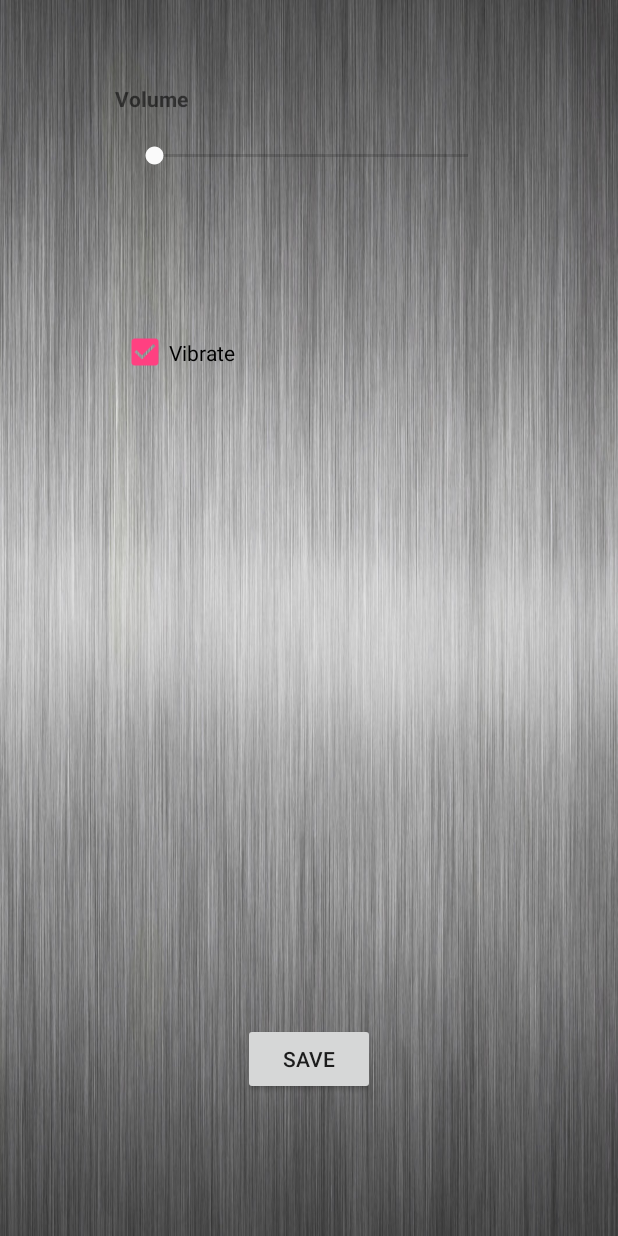
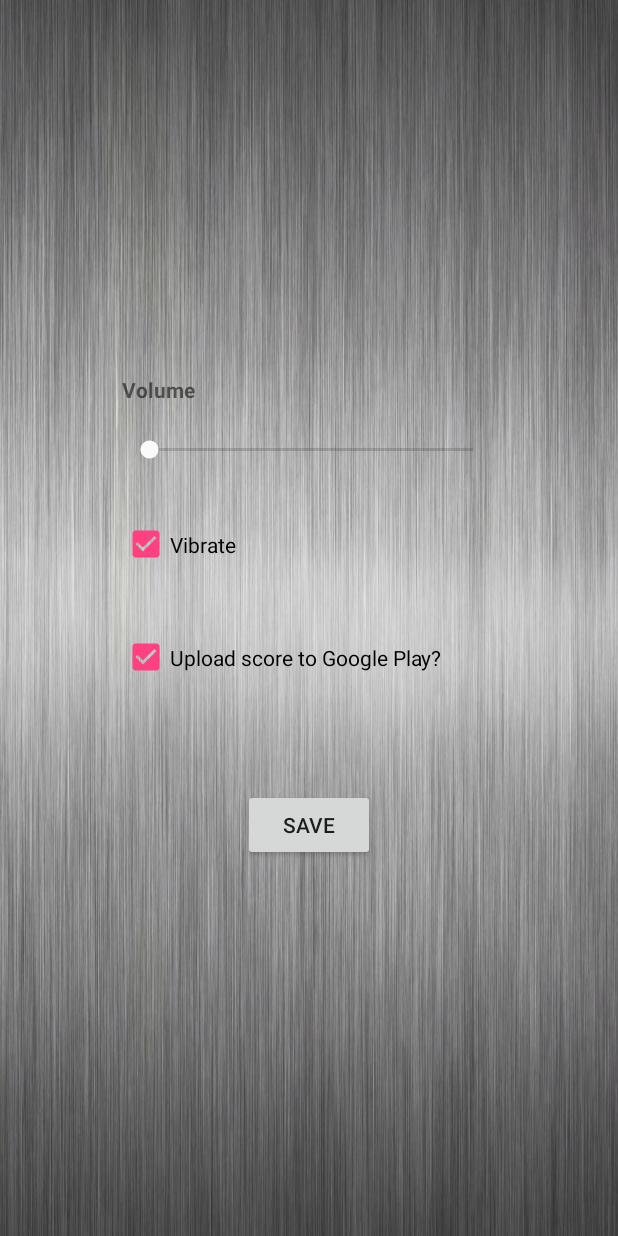
Before and after one commit to adamajammary/imt3673-project, an Android app: the OptionsMenu screen opened directly, with no data from a screen before it, on a phone screen of 412 x 824 dp. Run offline under Robolectric (Android 15) with nearby library versions, the phone set to English and light mode, and no system bars.

Commit message:
#5 User Preferences screen - The progress of a user should be able to be private/hidden - Added checkbox in options and shared preferences where user can decide if they want scores to be uploaded to google play or not

```diff
--- a/app/src/main/java/com/imt3673/project/graphics/Constants.java
+++ b/app/src/main/java/com/imt3673/project/graphics/Constants.java
@@ -8,6 +8,7 @@ public final class Constants {
     public static final String PREFERENCE_FILE          = "MyPreferencesFile";
     public static final String PREFERENCE_VOLUME_SLIDER = "VolumeSlider";
     public static final String PREFERENCE_VIBRATE       = "VibrationCheckBox";
+    public static final String PREFERENCE_GP_SCORE      = "GPScoreCheckBox";
     public static float VOLUME_RANGE = 100.0f;
 
 }
--- a/app/src/main/java/com/imt3673/project/menu/OptionsMenu.java
+++ b/app/src/main/java/com/imt3673/project/menu/OptionsMenu.java
@@ -32,10 +32,13 @@ public class OptionsMenu extends AppCompatActivity {
      */
     private void loadUserPreferences() {
         SharedPreferences settings = getSharedPreferences(Constants.PREFERENCE_FILE, 0);
+
         SeekBar volumeBar = findViewById(R.id.OptionMenu_volume_control);
         int progress = settings.getInt(Constants.PREFERENCE_VOLUME_SLIDER, 1);
         volumeBar.setProgress(progress);
+
         ((CheckBox)findViewById(R.id.OptionsMenu_vibration_box)).setChecked(settings.getBoolean(Constants.PREFERENCE_VIBRATE,true));
+        ((CheckBox)findViewById(R.id.OptionsMenu_gpScore_box)).setChecked(settings.getBoolean(Constants.PREFERENCE_GP_SCORE,true));
     }
 
     /**
@@ -48,6 +51,7 @@ public class OptionsMenu extends AppCompatActivity {
             SharedPreferences.Editor editor = settings.edit();
             editor.putInt(Constants.PREFERENCE_VOLUME_SLIDER, (((SeekBar)findViewById(R.id.OptionMenu_volume_control)).getProgress()));
             editor.putBoolean(Constants.PREFERENCE_VIBRATE, ((CheckBox)findViewById(R.id.OptionsMenu_vibration_box)).isChecked());
+            editor.putBoolean(Constants.PREFERENCE_GP_SCORE, ((CheckBox)findViewById(R.id.OptionsMenu_gpScore_box)).isChecked());
             editor.apply();
             finish();
         });
--- a/app/src/main/res/layout/activity_options_menu.xml
+++ b/app/src/main/res/layout/activity_options_menu.xml
@@ -1,5 +1,7 @@
 <?xml version="1.0" encoding="utf-8"?>
-<android.support.constraint.ConstraintLayout xmlns:android="http://schemas.android.com/apk/res/android"
+
+<android.support.constraint.ConstraintLayout
+    xmlns:android="http://schemas.android.com/apk/res/android"
     xmlns:app="http://schemas.android.com/apk/res-auto"
     xmlns:tools="http://schemas.android.com/tools"
     android:layout_width="match_parent"
@@ -7,67 +9,65 @@
     android:background="@drawable/metal_background_menu_image"
     tools:context="com.imt3673.project.menu.OptionsMenu">
 
+    <TextView
+        android:id="@+id/OptionsMenu_volume_label"
+        android:layout_width="250dp"
+        android:layout_height="25dp"
+        android:text="@string/option_menu_volume_label"
+        android:textStyle="bold"
+        app:layout_constraintVertical_chainStyle="packed"
+        app:layout_constraintTop_toTopOf="parent"
+        app:layout_constraintBottom_toTopOf="@+id/OptionMenu_volume_control"
+        app:layout_constraintStart_toStartOf="parent"
+        app:layout_constraintEnd_toEndOf="parent"
+    />
+
     <SeekBar
         android:id="@+id/OptionMenu_volume_control"
-        android:layout_width="243dp"
-        android:layout_height="35dp"
-        android:layout_marginBottom="8dp"
-        android:layout_marginEnd="8dp"
-        android:layout_marginStart="8dp"
-        android:layout_marginTop="8dp"
+        android:layout_width="250dp"
+        android:layout_height="50dp"
         android:progressTint="@android:color/background_light"
         android:secondaryProgressTint="@android:color/darker_gray"
         android:thumbTint="?android:attr/colorBackground"
-        app:layout_constraintBottom_toBottomOf="parent"
+        app:layout_constraintTop_toBottomOf="@+id/OptionsMenu_volume_label"
+        app:layout_constraintBottom_toTopOf="@+id/OptionsMenu_vibration_box"
+        app:layout_constraintStart_toStartOf="parent"
         app:layout_constraintEnd_toEndOf="parent"
-        app:layout_constraintHorizontal_bias="0.504"
+    />
+
+    <CheckBox
+        android:id="@+id/OptionsMenu_vibration_box"
+        android:layout_width="250dp"
+        android:layout_height="75dp"
+        android:text="@string/option_menu_vibrate_box"
+        android:textColorLink="@android:color/darker_gray"
+        app:layout_constraintTop_toBottomOf="@+id/OptionMenu_volume_control"
+        app:layout_constraintBottom_toTopOf="@+id/OptionsMenu_gpScore_box"
         app:layout_constraintStart_toStartOf="parent"
-        app:layout_constraintTop_toBottomOf="@+id/OptionsMenu_volume_label"
-        app:layout_constraintVertical_bias="0.002" />
+        app:layout_constraintEnd_toEndOf="parent"
+    />
 
-    <TextView
-        android:id="@+id/OptionsMenu_volume_label"
-        android:layout_width="136dp"
-        android:layout_height="21dp"
-        android:layout_marginEnd="8dp"
-        android:layout_marginStart="8dp"
-        android:layout_marginTop="56dp"
-        android:text="@string/option_menu_volume_label"
-        android:textStyle="bold"
+    <CheckBox
+        android:id="@+id/OptionsMenu_gpScore_box"
+        android:layout_width="250dp"
+        android:layout_height="75dp"
+        android:text="@string/option_menu_gp_score_box"
+        android:textColorLink="@android:color/darker_gray"
+        app:layout_constraintTop_toBottomOf="@+id/OptionsMenu_vibration_box"
+        app:layout_constraintBottom_toTopOf="@+id/OptionMenu_save_btn"
+        app:layout_constraintStart_toStartOf="parent"
         app:layout_constraintEnd_toEndOf="parent"
-        app:layout_constraintHorizontal_bias="0.265"
-        app:layout_constraintStart_toStartOf="parent"
-        app:layout_constraintTop_toTopOf="parent" />
+    />
 
     <Button
         android:id="@+id/OptionMenu_save_btn"
         android:layout_width="wrap_content"
         android:layout_height="wrap_content"
-        android:layout_marginBottom="8dp"
-        android:layout_marginEnd="8dp"
-        android:layout_marginStart="8dp"
-        android:layout_marginTop="8dp"
         android:text="@string/option_menu_save_button"
+        android:layout_marginTop="50dp"
+        app:layout_constraintTop_toBottomOf="@+id/OptionsMenu_gpScore_box"
         app:layout_constraintBottom_toBottomOf="parent"
+        app:layout_constraintStart_toStartOf="parent"
         app:layout_constraintEnd_toEndOf="parent"
-        app:layout_constraintStart_toStartOf="parent"
-        app:layout_constraintTop_toBottomOf="@+id/OptionMenu_volume_control"
-        app:layout_constraintVertical_bias="0.865" />
-
-    <CheckBox
-        android:id="@+id/OptionsMenu_vibration_box"
-        android:layout_width="184dp"
-        android:layout_height="38dp"
-        android:layout_marginBottom="8dp"
-        android:layout_marginEnd="8dp"
-        android:layout_marginStart="8dp"
-        android:layout_marginTop="8dp"
-        android:text="@string/option_menu_vibrate_box"
-        android:textColorLink="@android:color/darker_gray"
-        app:layout_constraintBottom_toTopOf="@+id/OptionMenu_save_btn"
-        app:layout_constraintEnd_toEndOf="parent"
-        app:layout_constraintHorizontal_bias="0.342"
-        app:layout_constraintStart_toStartOf="parent"
-        app:layout_constraintTop_toBottomOf="@+id/OptionMenu_volume_control"
-        app:layout_constraintVertical_bias="0.17" />
+    />
 </android.support.constraint.ConstraintLayout>
--- a/app/src/main/res/layout/activity_startup_menu.xml
+++ b/app/src/main/res/layout/activity_startup_menu.xml
@@ -57,7 +57,7 @@
         android:layout_width="200dp"
         android:layout_height="50dp"
         android:layout_marginTop="20dp"
-        android:text="@string/menu_gpLeaderboard_button"
+        android:text="@string/menu_gp_leaderboard_button"
         app:layout_constraintEnd_toEndOf="parent"
         app:layout_constraintStart_toStartOf="parent"
         app:layout_constraintTop_toBottomOf="@+id/StartupMenu_googlePlay_btn"
--- a/app/src/main/res/values/strings.xml
+++ b/app/src/main/res/values/strings.xml
@@ -10,10 +10,11 @@
     <string name="menu_options_button">OPTIONS</string>
     <string name="menu_signIn_button">SIGN IN (GOOGLE PLAY)</string>
     <string name="menu_signOut_button">SIGN OUT (GOOGLE PLAY)</string>
-    <string name="menu_gpLeaderboard_button">ONLINE LEADERBOARD</string>
+    <string name="menu_gp_leaderboard_button">ONLINE LEADERBOARD</string>
     <string name="menu_exit_button">EXIT</string>
     <string name="option_menu_volume_label">Volume</string>
     <string name="option_menu_vibrate_box">Vibrate</string>
+    <string name="option_menu_gp_score_box">Upload score to Google Play?</string>
     <string name="option_menu_save_button">SAVE</string>
     <string name="content_description_background">Metal background for startup menu and option menu</string>
     <string name="level_chooser_title">Choose Level</string>
```
